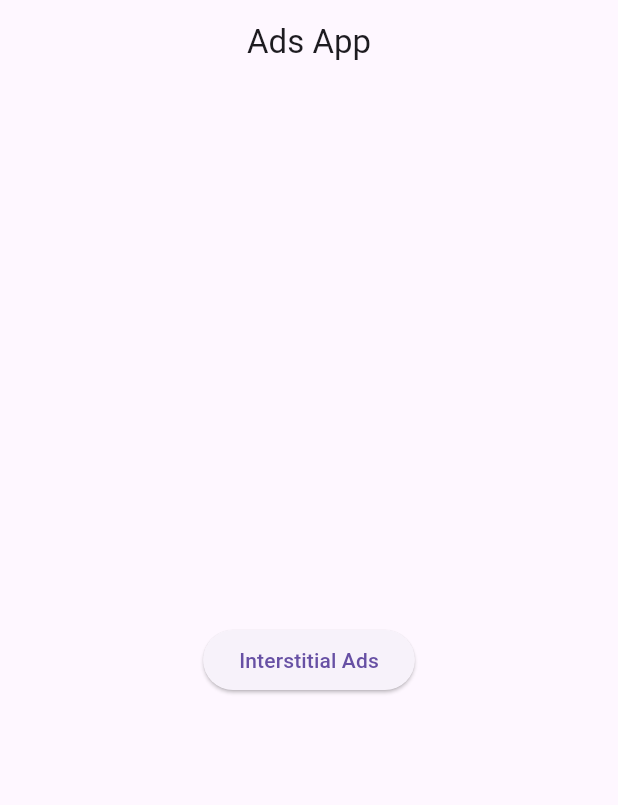
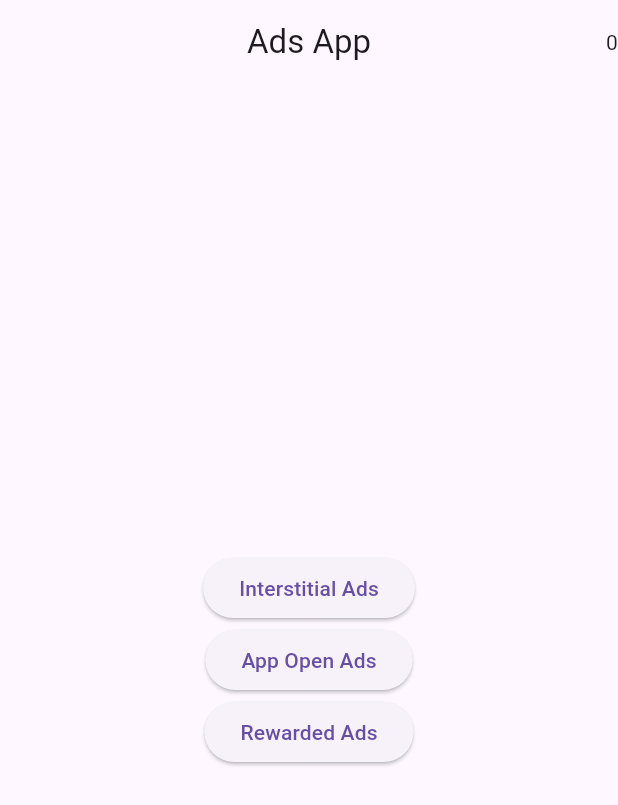
Before and after one commit to UmangKaklotar/aso_app, a Flutter app: the screen it shows after launch, on a phone screen of 412 x 824 dp. Shown: the top 805 px of the screen. Run offline on Flutter 3.47's test engine with Material 2 defaults, Android fonts, the phone set to English and light mode, and no system bars; drawn by our look-alikes of google_mobile_ads; network calls fail.

Commit message:
UK || 25/04/2023 || 12:47 PM

```diff
--- a/lib/Helper/ad_helper.dart
+++ b/lib/Helper/ad_helper.dart
@@ -7,6 +7,8 @@ class AdHelper {
 
   BannerAd? bannerAd;
   InterstitialAd? interstitialAd;
+  AppOpenAd? appOpenAd;
+  RewardedAd? rewardedAd;
 
   loadBannerAds() {
     bannerAd = BannerAd(
@@ -25,8 +27,38 @@ class AdHelper {
       request: AdRequest(),
       adLoadCallback: InterstitialAdLoadCallback(
         onAdLoaded: (ad) => interstitialAd = ad,
-        onAdFailedToLoad: (error) => print("Erro :: $error"),
+        onAdFailedToLoad: (error) => print("InterstitialAd Erro :: $error"),
       ),
     );
   }
+
+  loadAppOpenAds() {
+    AppOpenAd.load(
+      adUnitId: 'ca-app-pub-3940256099942544/3419835294',
+      request: AdRequest(),
+      adLoadCallback: AppOpenAdLoadCallback(
+        onAdLoaded: (ad) {
+          appOpenAd = ad;
+        },
+        onAdFailedToLoad: (error) {
+          print("AppOpenAd Error :: ${error}");
+        },
+      ),
+      orientation: AppOpenAd.orientationPortrait,
+    );
+  }
+
+  loadRewardedAds() {
+    RewardedAd.load(
+        adUnitId: 'ca-app-pub-1162552756272608/8410849545',
+        request: AdRequest(),
+        rewardedAdLoadCallback: RewardedAdLoadCallback(
+          onAdLoaded: (ad) {
+            rewardedAd = ad;
+          },
+          onAdFailedToLoad: (error) {
+            print("RewardedAd Error :: ${error}");
+          },
+        ));
+  }
 }
--- a/lib/View/home_screen.dart
+++ b/lib/View/home_screen.dart
@@ -17,7 +17,11 @@ class _HomeScreenState extends State<HomeScreen> {
     super.initState();
     AdHelper.adHelper.loadBannerAds();
     AdHelper.adHelper.loadInterstitialAds();
+    AdHelper.adHelper.loadAppOpenAds();
+    AdHelper.adHelper.loadRewardedAds();
   }
+
+  int coin = 0;
 
   @override
   Widget build(BuildContext context) {
@@ -25,16 +29,41 @@ class _HomeScreenState extends State<HomeScreen> {
       appBar: AppBar(
         title: const Text("Ads App"),
         centerTitle: true,
+        actions: [
+          Text("$coin"),
+        ],
       ),
       body: Stack(
         children: [
           Center(
-            child: ElevatedButton(
-              child: Text("Interstitial Ads"),
-              onPressed: () async {
-                await AdHelper.adHelper.interstitialAd!.show();
-                AdHelper.adHelper.loadInterstitialAds();
-              },
+            child: Column(
+              mainAxisAlignment: MainAxisAlignment.center,
+              children: [
+                ElevatedButton(
+                  child: const Text("Interstitial Ads"),
+                  onPressed: () async {
+                    await AdHelper.adHelper.interstitialAd!.show();
+                    AdHelper.adHelper.loadInterstitialAds();
+                  },
+                ),
+                ElevatedButton(
+                  child: const Text("App Open Ads"),
+                  onPressed: () async {
+                    await AdHelper.adHelper.appOpenAd!.show();
+                    AdHelper.adHelper.loadAppOpenAds();
+                  },
+                ),
+                ElevatedButton(
+                  child: const Text("Rewarded Ads"),
+                  onPressed: () async {
+                    await AdHelper.adHelper.rewardedAd!.show(onUserEarnedReward: (view, item) {
+                      ScaffoldMessenger.of(context).showSnackBar(SnackBar(content: Text("${item.amount} ${item.type}"),));
+                      coin += item.amount.toInt();
+                    });
+                    AdHelper.adHelper.loadRewardedAds();
+                  },
+                ),
+              ],
             ),
           ),
           Column(
```
